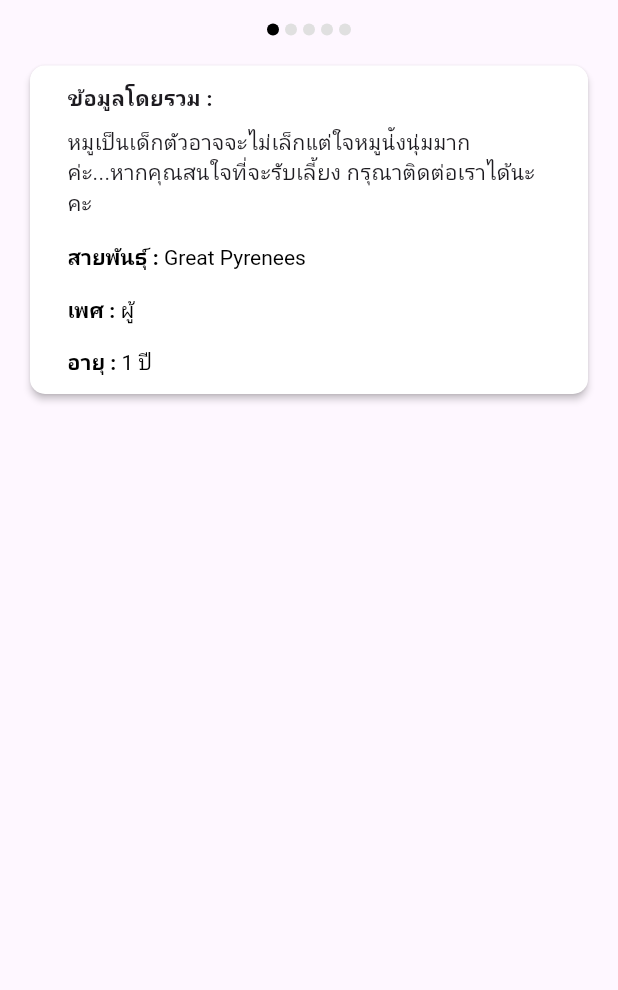
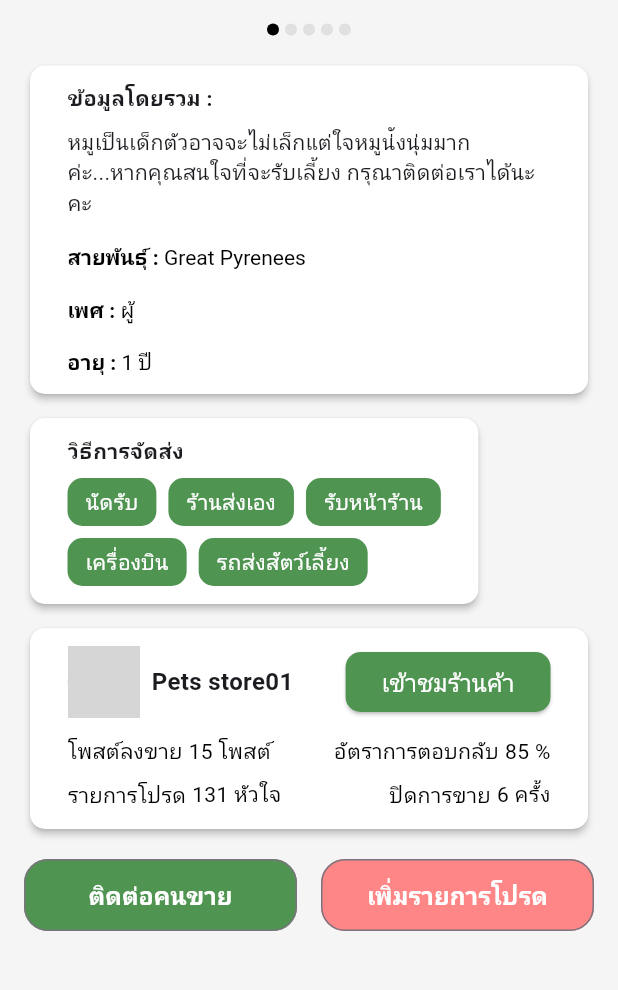
Before and after one commit to kanggarr/petvillage_app, a Flutter app: the PetDetailView screen opened by its route, on a phone screen of 412 x 824 dp, the part 143-1133 px from its top. Run offline on Flutter 3.47's test engine with Material 3 defaults, Android fonts, the light colour scheme and no system bars; our stand-ins replace dropdown_button2, flutter_svg, stacked, stacked_services, stacked_shared; grey boxes are pictures that could not be loaded.

Commit message:
update pet details

```diff
--- a/lib/ui/views/blog/blog_view.dart
+++ b/lib/ui/views/blog/blog_view.dart
@@ -22,6 +22,7 @@ class BlogView extends StackedView<BlogViewModel> {
             onPressed: () {},
           ),
         ],
+        backgroundColor: Color(0xFFF5F5F5),
       ),
       body: Padding(
         padding: const EdgeInsets.all(16.0),
@@ -53,7 +54,7 @@ class BlogView extends StackedView<BlogViewModel> {
                 itemCount: 8,
                 itemBuilder: (context, index) {
                   return BlogCard(
-                    onPressed: viewModel.navigateToPetDetail,
+                    onPressed: () {},
                   );
                 },
               ),
--- a/lib/ui/views/blog/blog_viewmodel.dart
+++ b/lib/ui/views/blog/blog_viewmodel.dart
@@ -1,12 +1,3 @@
-import 'package:petvillage_app/app/app.locator.dart';
-import 'package:petvillage_app/app/app.router.dart';
 import 'package:stacked/stacked.dart';
-import 'package:stacked_services/stacked_services.dart';
 
-class BlogViewModel extends BaseViewModel {
-  final _navigationService = locator<NavigationService>();
-
-  void navigateToPetDetail() {
-    _navigationService.navigateToPetDetailView();
-  }
-}
+class BlogViewModel extends BaseViewModel {}
--- a/lib/ui/views/home/home_view.dart
+++ b/lib/ui/views/home/home_view.dart
@@ -51,9 +51,9 @@ class HomeView extends StackedView<HomeViewModel> {
               ],
             ),
             const SizedBox(height: 16),
-            Row(
+            const Row(
               mainAxisAlignment: MainAxisAlignment.spaceEvenly,
-              children: const [
+              children: [
                 CategoryIcon(
                     icon: Icons.pets, label: 'สัตว์', color: Colors.grey),
                 CategoryIcon(
@@ -74,7 +74,11 @@ class HomeView extends StackedView<HomeViewModel> {
                 ),
                 itemCount: 8,
                 itemBuilder: (context, index) {
-                  return const PetCard();
+                  return PetCard(
+                    onPressed: () {
+                      viewModel.navigateToPetDetail();
+                    },
+                  );
                 },
               ),
             ),
--- a/lib/ui/views/home/home_viewmodel.dart
+++ b/lib/ui/views/home/home_viewmodel.dart
@@ -9,4 +9,8 @@ class HomeViewModel extends BaseViewModel {
   Future navigatetoFilter() async {
     _navigationService.navigateToHomeFilterView();
   }
+
+  void navigateToPetDetail() {
+    _navigationService.navigateToPetDetailView();
+  }
 }
--- a/lib/ui/views/main/main_view.dart
+++ b/lib/ui/views/main/main_view.dart
@@ -27,7 +27,7 @@ class MainView extends StackedView<MainViewModel> {
         items: List.generate(
           [
             viewModel.pagesLabel.length,
-            viewModel.pagesIcon.length,
+            // viewModel.pagesIcon.length,
             viewModel.pages.length
           ].reduce((a, b) => a < b ? a : b),
           (index) {
@@ -47,12 +47,12 @@ class MainView extends StackedView<MainViewModel> {
                     )
                   else
                     const SizedBox(height: 8), // เว้นช่องว่างให้เท่ากัน
-                  SvgPicture.asset(
-                    viewModel.pagesIcon[index],
-                    // color: isSelected ? Color(0xFF5F9451) : Colors.black,s
-                    height: 24,
-                    width: 24,
-                  ),
+                  // SvgPicture.asset(
+                  //   viewModel.pagesIcon[index],
+                  //   // color: isSelected ? Color(0xFF5F9451) : Colors.black,s
+                  //   height: 24,
+                  //   width: 24,
+                  // ),
                 ],
               ),
               label: viewModel.pagesLabel[index],
--- a/lib/ui/views/main/main_viewmodel.dart
+++ b/lib/ui/views/main/main_viewmodel.dart
@@ -1,5 +1,4 @@
 import 'package:flutter/material.dart';
-import 'package:petvillage_app/ui/common/assets.dart';
 import 'package:petvillage_app/ui/views/blog/blog_view.dart';
 import 'package:petvillage_app/ui/views/home/home_view.dart';
 import 'package:petvillage_app/ui/views/message/message_view.dart';
@@ -24,18 +23,13 @@ class MainViewModel extends BaseViewModel {
     'โปรไฟล์'
   ];
 
-  List<String> pagesIcon = [
-    Assets.assetsIconsHomeIcon,
-    Assets.assetsIconsBlogIcon,
-    Assets.assetsIconsPostIcon,
-    Assets.assetsIconsMessageIcon,
-    Assets.assetsIconsProfileIcon,
-    // 'assets/icons/home_icon.svg',
-    // 'assets/icons/blog_icon.svg',
-    // 'assets/icons/post_icon.svg',
-    // 'assets/icons/message_icon.svg',
-    // 'assets/icons/profile_icon.svg',
-  ];
+  // List<String> pagesIcon = [
+  //   'assets/icons/home_icon.svg',
+  //   'assets/icons/blog_icon.svg',
+  //   'assets/icons/post_icon.svg',
+  //   'assets/icons/message_icon.svg',
+  //   'assets/icons/profile_icon.svg',
+  // ];
 
   int _currentPage = 0;
 
--- a/lib/ui/views/pet_detail/pet_detail_view.dart
+++ b/lib/ui/views/pet_detail/pet_detail_view.dart
@@ -1,6 +1,8 @@
 import 'package:flutter/material.dart';
+import 'package:petvillage_app/ui/widgets/pet_delivery.dart';
 import 'package:petvillage_app/ui/widgets/pet_image_slider.dart';
 import 'package:petvillage_app/ui/widgets/pet_info_card.dart';
+import 'package:petvillage_app/ui/widgets/pet_store.dart';
 import 'package:stacked/stacked.dart';
 import 'pet_detail_viewmodel.dart';
 
@@ -14,26 +16,77 @@ class PetDetailView extends StackedView<PetDetailViewModel> {
     Widget? child,
   ) {
     return Scaffold(
+      backgroundColor: Color(0xFFF5F5F5),
       appBar: AppBar(
         leading: IconButton(
           icon: const Icon(Icons.arrow_back),
           onPressed: () => Navigator.pop(context),
         ),
+        backgroundColor: Color(0xFFF5F5F5),
       ),
-      body: const SafeArea(
+      body: SafeArea(
         child: SingleChildScrollView(
-          padding: EdgeInsets.symmetric(horizontal: 16, vertical: 8),
+          padding: const EdgeInsets.symmetric(horizontal: 16, vertical: 8),
           child: Column(
             crossAxisAlignment: CrossAxisAlignment.start,
             children: [
-              Text(
+              const Text(
                 "Pet Village",
                 style: TextStyle(fontSize: 22, fontWeight: FontWeight.bold),
               ),
-              SizedBox(height: 8),
-              PetImageSlider(), // ใส่รูป
-              SizedBox(height: 16),
-              PetInfoCard()
+              const SizedBox(height: 8),
+              const PetImageSlider(), // ใส่รูป
+              const SizedBox(height: 16),
+              const PetInfoCard(),
+              const SizedBox(height: 8),
+              PetDelivery(),
+              const SizedBox(height: 8),
+              PetStore(),
+              const SizedBox(height: 16),
+              Center(
+                child: Row(
+                  mainAxisAlignment: MainAxisAlignment.center,
+                  children: [
+                    Expanded(
+                        child: SizedBox(
+                      height: 48,
+                      child: OutlinedButton(
+                          onPressed: () {},
+                          style: OutlinedButton.styleFrom(
+                            shape: RoundedRectangleBorder(
+                                borderRadius: BorderRadius.circular(16)),
+                            backgroundColor: const Color(0xFF4F9451),
+                          ),
+                          child: const Text(
+                            "ติดต่อคนขาย",
+                            style: TextStyle(
+                                fontSize: 16,
+                                fontWeight: FontWeight.bold,
+                                color: Color(0xFFFFFFFF)),
+                          )),
+                    )),
+                    const SizedBox(width: 16),
+                    Expanded(
+                        child: SizedBox(
+                      height: 48,
+                      child: OutlinedButton(
+                          onPressed: () {},
+                          style: OutlinedButton.styleFrom(
+                            shape: RoundedRectangleBorder(
+                                borderRadius: BorderRadius.circular(16)),
+                            backgroundColor: const Color(0xFFFF8687),
+                          ),
+                          child: const Text(
+                            "เพิ่มรายการโปรด",
+                            style: TextStyle(
+                                fontSize: 16,
+                                fontWeight: FontWeight.bold,
+                                color: Color(0xFFFFFFFF)),
+                          )),
+                    )),
+                  ],
+                ),
+              )
             ],
           ),
         ),
--- a/lib/ui/widgets/blog_card.dart
+++ b/lib/ui/widgets/blog_card.dart
@@ -9,14 +9,14 @@ class BlogCard extends StatelessWidget {
   Widget build(BuildContext context) {
     return GestureDetector(
       onTap: onPressed,
-      child: Card(
+      child: const Card(
         elevation: 4,
         child: Column(
           mainAxisAlignment: MainAxisAlignment.center,
           children: [
-            const Icon(Icons.image, size: 40),
-            const SizedBox(height: 8),
-            const Text('...ข้อมูลเพิ่มเติม...', textAlign: TextAlign.center),
+            Icon(Icons.image, size: 40),
+            SizedBox(height: 8),
+            Text('...ข้อมูลเพิ่มเติม...', textAlign: TextAlign.center),
           ],
         ),
       ),
--- a/lib/ui/widgets/pet_card.dart
+++ b/lib/ui/widgets/pet_card.dart
@@ -1,11 +1,15 @@
 import 'package:flutter/material.dart';
 
 class PetCard extends StatelessWidget {
-  const PetCard({Key? key}) : super(key: key);
+  final VoidCallback onPressed;
+
+  const PetCard({Key? key, required this.onPressed}) : super(key: key);
 
   @override
   Widget build(BuildContext context) {
-    return const Card(
+    return GestureDetector(
+      onTap: onPressed,
+      child: const Card(
         elevation: 4,
         child: Column(
           mainAxisAlignment: MainAxisAlignment.center,
@@ -15,6 +19,7 @@ class PetCard extends StatelessWidget {
             Text('...ข้อมูลเพิ่มเติม...', textAlign: TextAlign.center),
           ],
         ),
+      ),
     );
   }
 }
--- /dev/null
+++ b/lib/ui/widgets/pet_delivery.dart
@@ -0,0 +1,56 @@
+import 'package:flutter/material.dart';
+
+class PetDelivery extends StatelessWidget {
+  final List<String> methods = [
+    'นัดรับ',
+    'ร้านส่งเอง',
+    'รับหน้าร้าน',
+    'เครื่องบิน',
+    'รถส่งสัตว์เลี้ยง'
+  ];
+
+  @override
+  Widget build(BuildContext context) {
+    return Card(
+      elevation: 2,
+      shape: RoundedRectangleBorder(borderRadius: BorderRadius.circular(10)),
+      color: const Color(0xFFFFFFFF),
+      child: Padding(
+        padding: const EdgeInsets.symmetric(horizontal: 25, vertical: 12),
+        child: Column(
+          crossAxisAlignment: CrossAxisAlignment.start,
+          children: [
+            const Text(
+              'วิธีการจัดส่ง',
+              style: TextStyle(
+                fontSize: 14,
+                fontWeight: FontWeight.bold,
+              ),
+            ),
+            const SizedBox(height: 8),
+            Wrap(
+              spacing: 8,
+              runSpacing: 8,
+              children:
+                  methods.map((method) => _buildMethodChip(method)).toList(),
+            ),
+          ],
+        ),
+      ),
+    );
+  }
+
+  Widget _buildMethodChip(String method) {
+    return Container(
+      padding: const EdgeInsets.symmetric(horizontal: 12, vertical: 6),
+      decoration: BoxDecoration(
+        color: const Color(0xFF4F9451),
+        borderRadius: BorderRadius.circular(10),
+      ),
+      child: Text(
+        method,
+        style: const TextStyle(color: Colors.white, fontSize: 14),
+      ),
+    );
+  }
+}
--- a/lib/ui/widgets/pet_info_card.dart
+++ b/lib/ui/widgets/pet_info_card.dart
@@ -18,7 +18,7 @@ class PetInfoCard extends StatelessWidget {
             // TODO: เชื่อม database
             const Text(
               "ข้อมูลโดยรวม :",
-              style: TextStyle(fontWeight: FontWeight.bold),
+              style: TextStyle(fontWeight: FontWeight.bold, fontSize: 14),
             ),
             const SizedBox(height: 8),
 
@@ -42,7 +42,6 @@ class PetInfoCard extends StatelessWidget {
     );
   }
 
-  // ฟังก์ชันช่วยสร้างข้อมูลแสดงผลเป็นแถว
   Widget _buildInfoRow(String title, String value) {
     return Padding(
       padding: const EdgeInsets.only(top: 4),
--- /dev/null
+++ b/lib/ui/widgets/pet_store.dart
@@ -0,0 +1,87 @@
+import 'package:flutter/material.dart';
+
+class PetStore extends StatelessWidget {
+  @override
+  Widget build(BuildContext context) {
+    return Card(
+      elevation: 2,
+      shape: RoundedRectangleBorder(borderRadius: BorderRadius.circular(10)),
+      color: const Color(0xFFFFFFFF),
+      child: Padding(
+        padding: const EdgeInsets.symmetric(horizontal: 25, vertical: 12),
+        child: Column(
+          children: [
+            Row(
+              crossAxisAlignment: CrossAxisAlignment.center,
+              children: [
+                const CircleAvatar(
+                  radius: 24,
+                  backgroundImage: AssetImage(
+                      'assets/images/profile.png'), // TODO: เปลี่ยนเป็นภาพร้านค้า
+                ),
+                const SizedBox(width: 8),
+                const Expanded(
+                  child: Text(
+                    'Pets store01',
+                    style: TextStyle(fontSize: 16, fontWeight: FontWeight.bold),
+                  ),
+                ),
+                ElevatedButton(
+                  onPressed: () {},
+                  style: ElevatedButton.styleFrom(
+                    backgroundColor: Color(0xFF4F9451),
+                    shape: RoundedRectangleBorder(
+                      borderRadius: BorderRadius.circular(10),
+                    ),
+                  ),
+                  child: const Text('เข้าชมร้านค้า',
+                      style: TextStyle(color: Color(0xFFFFFFFF), fontSize: 16)),
+                ),
+              ],
+            ),
+            const SizedBox(height: 12),
+            const Row(
+              mainAxisAlignment: MainAxisAlignment.spaceBetween,
+              children: [
+                _InfoText(label: 'โพสต์ลงขาย', value: '15 โพสต์'),
+                _InfoText(label: 'อัตราการตอบกลับ', value: '85 %'),
+              ],
+            ),
+            const SizedBox(height: 8),
+            const Row(
+              mainAxisAlignment: MainAxisAlignment.spaceBetween,
+              children: [
+                _InfoText(label: 'รายการโปรด', value: '131 หัวใจ'),
+                _InfoText(label: 'ปิดการขาย', value: '6 ครั้ง'),
+              ],
+            ),
+          ],
+        ),
+      ),
+    );
+  }
+}
+
+class _InfoText extends StatelessWidget {
+  final String label;
+  final String value;
+
+  const _InfoText({required this.label, required this.value});
+
+  @override
+  Widget build(BuildContext context) {
+    return Row(
+      children: [
+        Text(
+          label,
+          style: const TextStyle(fontSize: 14, color: Color(0xFF000000)),
+        ),
+        const SizedBox(width: 4),
+        Text(
+          value,
+          style: const TextStyle(fontSize: 14, color: Color(0xFF000000)),
+        ),
+      ],
+    );
+  }
+}
--- a/pubspec.yaml
+++ b/pubspec.yaml
@@ -7,12 +7,13 @@ environment:
   sdk: ">=3.0.3 <4.0.0"
 
 dependencies:
-  flutter_svg: ^2.0.9
+  flutter_svg: ^2.0.17
   flutter:
     sdk: flutter
   stacked: ^3.4.0
   stacked_services: ^1.1.0
   dropdown_button2: ^2.3.9
+  titled_navigation_bar: ^5.0.0-nullsafety.0
 
 dev_dependencies:
   build_runner: ^2.4.5
```
Also changed, not shown: assets/icons/cat_icon.svg (added), assets/icons/dog_icon.svg (added), assets/icons/paw_icon.svg (added), pubspec.lock. Lines whose indentation alone changed are shown as unchanged.
